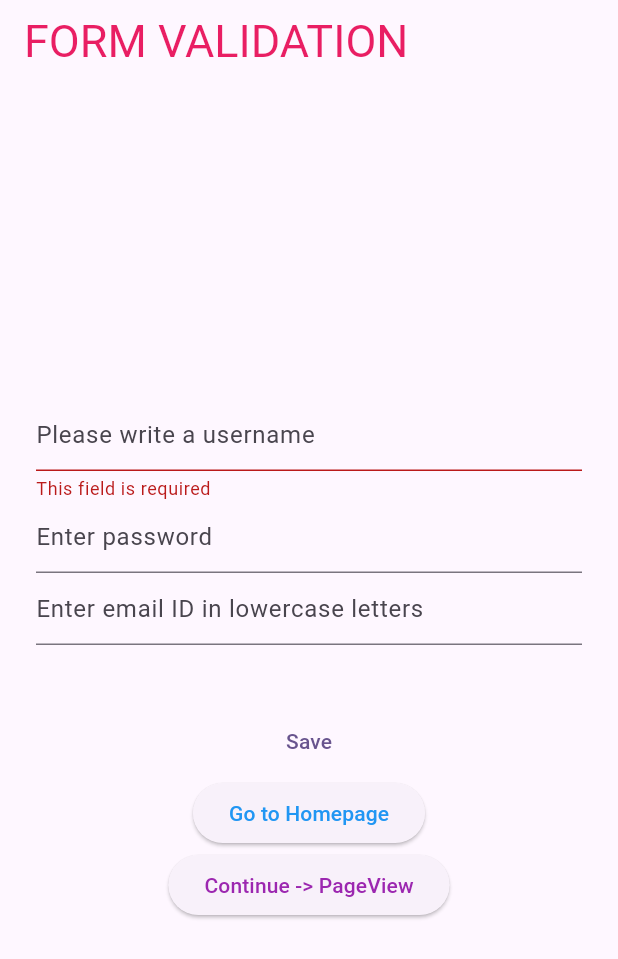
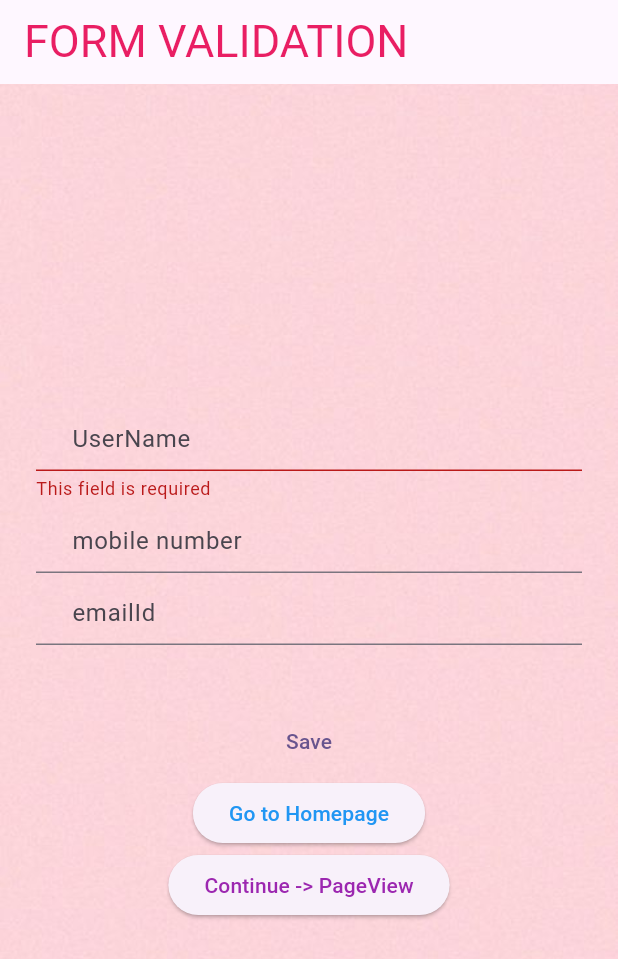
Before and after one commit to ramyarnw/flutter_training, a Flutter app: the screen it shows after launch, after a tap on "Save", on a phone screen of 412 x 824 dp. Shown: the top 959 px of the screen. Run offline on Flutter 3.47's test engine with Material 3 defaults, Android fonts, the phone set to English and light mode, and no system bars.

Commit message:
Component practice updated

```diff
--- a/lib/main.dart
+++ b/lib/main.dart
@@ -1,8 +1,8 @@
 import 'package:flutter/material.dart';
 import 'package:flutter_training/stateful_widget/color_change.dart';
 import 'package:flutter_training/stateful_widget/form.dart';
-import 'package:flutter_training/stateful_widget/form_validation.dart';
-import 'package:flutter_training/stateless_widgets/colors.dart';
+import 'stateful_widget/form_validation.dart';
+import 'stateless_widgets/colors.dart';
 import 'package:flutter_training/stateless_widgets/login_page.dart';
 import 'package:flutter_training/stateless_widgets/signup_page.dart';
 import 'package:flutter_training/stateless_widgets/user_details.dart';
--- a/lib/stateful_widget/form_validation.dart
+++ b/lib/stateful_widget/form_validation.dart
@@ -1,26 +1,12 @@
 import 'package:flutter/material.dart';
-import 'package:flutter/cupertino.dart';
-import 'package:flutter_training/main.dart';
-import 'package:flutter_training/stateful_widget/home_page.dart';
-import 'package:flutter_training/stateful_widget/page_view.dart';
+
+import '../main.dart';
+import '../widget/text_form_field.dart';
+import 'page_view.dart';
 
 /// Flutter code sample for [TextFormField].
 
 const Duration kFakeHttpRequestDuration = Duration(seconds: 3);
-
-/*void main() => runApp(const TextFormFieldExampleApp());
-
-class TextFormFieldExampleApp extends StatelessWidget {
-  const TextFormFieldExampleApp({super.key});
-
-  @override
-  Widget build(BuildContext context) {
-    return const MaterialApp(
-      home: TextFormFieldExample(),
-    );
-  }
-}
-*/
 
 class TextFormFieldExample extends StatefulWidget {
   const TextFormFieldExample({super.key});
@@ -30,24 +16,26 @@ class TextFormFieldExample extends StatefulWidget {
 }
 
 class _TextFormFieldExampleState extends State<TextFormFieldExample> {
-  final TextEditingController controller = TextEditingController();
-  final TextEditingController controller1 = TextEditingController();
-  final TextEditingController controller2 = TextEditingController();
+  final TextEditingController controllerUserName = TextEditingController();
+  final TextEditingController controllerMobile = TextEditingController();
+  final TextEditingController controllerEmail = TextEditingController();
   final GlobalKey<FormState> formKey = GlobalKey<FormState>();
   String? forceErrorText;
   bool isLoading = false;
 
   @override
   void dispose() {
-    controller.dispose();
-    super.dispose();
+    controllerUserName.dispose();
+    controllerMobile.dispose();
+    controllerEmail.dispose();
+
   }
 
-  String? validator(String? value) {
+  String? validateUserName(String? value) {
     if (value == null || value.isEmpty) {
       return 'This field is required';
     }
-    if (value.length != value.replaceAll(' ', '').length) {
+    if (value.contains(' ')) {
       return 'Username must not contain any spaces';
     }
     if (int.tryParse(value[0]) != null) {
@@ -60,33 +48,23 @@ class _TextFormFieldExampleState extends State<TextFormFieldExample> {
   }
 
   String? validateMobile(String? value) {
-    const pattern = r'(^(?:[+0]9)?[0-9]{10,12}$)';
-    final regex = RegExp(pattern);
+    const String pattern = r'(^(?:[+0]9)?[0-9]{10,12}$)';
+    final RegExp regex = RegExp(pattern);
 
     return value!.isNotEmpty && !regex.hasMatch(value)
         ? 'Enter mobile number'
         : null;
   }
 
-  /*RegExp regExp = new RegExp(pattern);
-    if (value.length == 0) {
-      return 'Please enter mobile number';
-    }
-    else if (!regExp.hasMatch(value)) {
-      return 'Please enter valid mobile number';
-    }
-    return null;
-  }*/
-
   String? validateEmail(String? value) {
-    const pattern = r"(?:[a-z0-9!#$%&'*+/=?^_`{|}~-]+(?:\.[a-z0-9!#$%&'"
+    const String pattern = r"(?:[a-z0-9!#$%&'*+/=?^_`{|}~-]+(?:\.[a-z0-9!#$%&'"
         r'*+/=?^_`{|}~-]+)*|"(?:[\x01-\x08\x0b\x0c\x0e-\x1f\x21\x23-\x5b\x5d-'
         r'\x7f]|\\[\x01-\x09\x0b\x0c\x0e-\x7f])*")@(?:(?:[a-z0-9](?:[a-z0-9-]*'
         r'[a-z0-9])?\.)+[a-z0-9](?:[a-z0-9-]*[a-z0-9])?|\[(?:(?:(2(5[0-5]|[0-4]'
         r'[0-9])|1[0-9][0-9]|[1-9]?[0-9]))\.){3}(?:(2(5[0-5]|[0-4][0-9])|1[0-9]'
         r'[0-9]|[1-9]?[0-9])|[a-z0-9-]*[a-z0-9]:(?:[\x01-\x08\x0b\x0c\x0e-\x1f\'
         r'x21-\x5a\x53-\x7f]|\\[\x01-\x09\x0b\x0c\x0e-\x7f])+)\])';
-    final regex = RegExp(pattern);
+    final RegExp regex = RegExp(pattern);
 
     return value!.isNotEmpty && !regex.hasMatch(value)
         ? 'Enter a valid email address'
@@ -111,7 +89,8 @@ class _TextFormFieldExampleState extends State<TextFormFieldExample> {
     }
 
     setState(() => isLoading = true);
-    final String? errorText = await validateUsernameFromServer(controller.text);
+    final String? errorText =
+        await validateUsernameFromServer(controllerUserName.text);
 
     if (context.mounted) {
       setState(() => isLoading = false);
@@ -126,15 +105,29 @@ class _TextFormFieldExampleState extends State<TextFormFieldExample> {
 
   @override
   Widget build(BuildContext context) {
-    return Scaffold(
+    return Stack(
+      // <-- STACK AS THE SCAFFOLD PARENT
+      children: <Widget>[
+        Container(
+          width: MediaQuery.of(context).size.width,
+          height: MediaQuery.of(context).size.height,
+          decoration: const BoxDecoration(
+               image: DecorationImage(
+                image: AssetImage("assets/images/solid_image.jpg"),
+              //<-- BACKGROUND IMAGE
+                fit: BoxFit.cover,
+              ),
+              ),
+        ),
+        Scaffold(
+            backgroundColor: Colors.transparent,
             appBar: AppBar(
-          title: Text(
+              title: const Text(
                 'FORM VALIDATION',
                 style: TextStyle(color: Colors.pink, fontSize: 30),
               ),
             ),
-        body: Container(
-          child: Padding(
+            body: Padding(
               padding: const EdgeInsets.symmetric(horizontal: 24.0),
               child: Center(
                 child: Form(
@@ -142,33 +135,71 @@ class _TextFormFieldExampleState extends State<TextFormFieldExample> {
                   child: Column(
                     mainAxisAlignment: MainAxisAlignment.center,
                     children: <Widget>[
-                    TextFormField(
-                      forceErrorText: forceErrorText,
-                      controller: controller,
-                      decoration: const InputDecoration(
-                        hintText: 'Please write a username',
+                       AppTextFormField(
+                        hintText: 'UserName',
+                        validator: validateUserName,
+                         controller: controllerUserName, onChanged: ( String ) {
+                           return null;
+                           },
                       ),
-                      validator: validator,
-                      onChanged: onChanged,
+                      AppTextFormField(
+                        hintText: 'mobile number',
+                        iconColor: Colors.red,
+                        validator: validateMobile,
+                        controller: controllerMobile, onChanged: (String ) {
+                          return null;
+                          },
                       ),
-                    TextFormField(
-                      forceErrorText: forceErrorText,
-                      controller: controller2,
-                      decoration: const InputDecoration(
-                        hintText: 'Enter password',
+                      AppTextFormField(
+                        hintText: 'emailId',
+                        //obscure: true,
+                        validator: validateEmail,
+                        controller: controllerEmail, onChanged: (String ) {
+                          return null;
+                          },
                       ),
-                      validator: validateMobile,
-                      onChanged: onChanged,
-                    ),
-                    TextFormField(
-                      forceErrorText: forceErrorText,
-                      controller: controller1,
-                      decoration: const InputDecoration(
-                        hintText: 'Enter email ID in lowercase letters',
-                      ),
-                      validator: validateEmail,
-                      onChanged: onChanged,
-                    ),
+                      // TextFormField(
+                      //   forceErrorText: forceErrorText,
+                      //   controller: controller,
+                      //   decoration: InputDecoration(
+                      //     fillColor: Colors.grey,
+                      //     focusedBorder: OutlineInputBorder(
+                      //       borderSide: const BorderSide(color: Colors.red),
+                      //       borderRadius: BorderRadius.circular(10.0),
+                      //     ),
+                      //     hintText: 'Please write a username',
+                      //   ),
+                      //   c: validator,
+                      //   onChanged: onChanged,
+                      // ),
+                      // TextFormField(
+                      //   forceErrorText: forceErrorText,
+                      //   controller: controller2,
+                      //   decoration: InputDecoration(
+                      //     fillColor: Colors.grey,
+                      //     focusedBorder: OutlineInputBorder(
+                      //       borderSide: const BorderSide(color: Colors.red),
+                      //       borderRadius: BorderRadius.circular(10.0),
+                      //     ),
+                      //     hintText: 'Enter password',
+                      //   ),
+                      //   validator: validateMobile,
+                      //   onChanged: onChanged,
+                      // ),
+                      // TextFormField(
+                      //   forceErrorText: forceErrorText,
+                      //   controller: controller1,
+                      //   decoration: InputDecoration(
+                      //     fillColor: Colors.grey,
+                      //     focusedBorder: OutlineInputBorder(
+                      //       borderSide: const BorderSide(color: Colors.red),
+                      //       borderRadius: BorderRadius.circular(10.0),
+                      //     ),
+                      //     hintText: 'Enter email ID in lowercase letters',
+                      //   ),
+                      //   validator: validateEmail,
+                      //   onChanged: onChanged,
+                      // ),
                       const SizedBox(height: 40.0),
                       if (isLoading)
                         const CircularProgressIndicator()
@@ -179,26 +210,28 @@ class _TextFormFieldExampleState extends State<TextFormFieldExample> {
                         ),
                       ElevatedButton(
                         child: const Text(
-                        "Go to Homepage",
+                          'Go to Homepage',
                           style: TextStyle(color: Colors.blue),
                         ),
                         onPressed: () {
                           Navigator.push(
                             context,
                             MaterialPageRoute(
-                              builder: (context) => MyHomePage(Home: 'Home')),
+                                builder: (BuildContext context) =>
+                                    const MyHomePage(Home: 'Home')),
                           );
                         },
                       ),
                       ElevatedButton(
                         child: const Text(
-                        "Continue -> PageView",
+                          'Continue -> PageView',
                           style: TextStyle(color: Colors.purple),
                         ),
                         onPressed: () {
                           Navigator.push(
                             context,
-                          MaterialPageRoute(builder: (context) => PageView1()),
+                            MaterialPageRoute(
+                                builder: (BuildContext context) => PageView1()),
                           );
                         },
                       )
@@ -206,8 +239,9 @@ class _TextFormFieldExampleState extends State<TextFormFieldExample> {
                   ),
                 ),
               ),
-          ),
-        ));
+            ))
+      ],
+    );
   }
 }
 
--- a/lib/stateless_widgets/login_page.dart
+++ b/lib/stateless_widgets/login_page.dart
@@ -1,6 +1,7 @@
 import 'package:flutter/material.dart';
 import 'package:flutter_training/stateful_widget/page_view.dart';
 import 'package:flutter_training/stateless_widgets/signup_page.dart';
+import 'package:flutter_training/widget/text_form_field.dart';
 
 class LoginPage extends StatelessWidget {
   const LoginPage({super.key});
@@ -8,11 +9,11 @@ class LoginPage extends StatelessWidget {
   @override
   Widget build(BuildContext context) {
     return Stack(// <-- STACK AS THE SCAFFOLD PARENT
-        children: [
+        children: <Widget>[
       Container(
         width: MediaQuery.of(context).size.width,
         height: MediaQuery.of(context).size.height,
-        decoration: BoxDecoration(
+        decoration: const BoxDecoration(
           image: DecorationImage(
             image: AssetImage("assets/images/bgimage.jpg"),
             // <-- BACKGROUND IMAGE
@@ -51,25 +52,26 @@ class LoginPage extends StatelessWidget {
     ]);
   }
 
-  Column _header(context) {
+  Column _header(BuildContext context) {
     return const Column(
       children: [
         Text(
           'Welcome to NATIVEWIT TECH Page',
           style: TextStyle(fontSize: 30, fontWeight: FontWeight.bold),
         ),
-        Text("Enter your details to login"),
+        Text('Enter your details to login'),
       ],
     );
   }
 
-  Column _inputField(context) {
+  Column _inputField(BuildContext context) {
     return Column(
       crossAxisAlignment: CrossAxisAlignment.stretch,
       children: [
+
         TextField(
           decoration: InputDecoration(
-              hintText: "Username",
+              hintText: 'Username',
               border: OutlineInputBorder(
                   borderRadius: BorderRadius.circular(18),
                   borderSide: BorderSide.none),
@@ -80,7 +82,7 @@ class LoginPage extends StatelessWidget {
         const SizedBox(height: 10),
         TextField(
           decoration: InputDecoration(
-            hintText: "Password",
+            hintText: 'Password',
             border: OutlineInputBorder(
                 borderRadius: BorderRadius.circular(18),
                 borderSide: BorderSide.none),
@@ -101,7 +103,7 @@ class LoginPage extends StatelessWidget {
             backgroundColor: Colors.greenAccent,
           ),
           child: const Text(
-            "Login",
+            'Login',
             style: TextStyle(fontSize: 20),
           ),
         )
@@ -109,30 +111,30 @@ class LoginPage extends StatelessWidget {
     );
   }
 
-  TextButton _forgotPassword(context) {
+  TextButton _forgotPassword(BuildContext context) {
     return TextButton(
       onPressed: () {},
       child: const Text(
-        "Forgot password?",
+        'Forgot password?',
         style: TextStyle(color: Colors.purple),
       ),
     );
   }
 
-  Row _signup(context) {
+  Row _signup(BuildContext context) {
     return Row(
       mainAxisAlignment: MainAxisAlignment.center,
       children: [
-        const Text("Dont have an account? "),
+        const Text('Dont have an account? '),
         TextButton(
           child: const Text(
-            "Sign Up",
+            'Sign Up',
             style: TextStyle(color: Colors.blue),
           ),
           onPressed: () {
             Navigator.push(
               context,
-              MaterialPageRoute(builder: (context) => const SignupPage()),
+              MaterialPageRoute(builder: (BuildContext context) => const SignupPage()),
             );
           },
         )
--- /dev/null
+++ b/lib/widget/text_form_field.dart
@@ -0,0 +1,44 @@
+import 'package:flutter/material.dart';
+
+class AppTextFormField extends StatelessWidget {
+   const AppTextFormField({
+    super.key,
+    required this.hintText,
+    this.iconColor,
+    this.obscure = false,
+    this.forceErrorText,
+    this.validator, required this.controller, required this.onChanged,
+  });
+
+  final String hintText;
+  final Color? iconColor;
+  final bool obscure;
+  final String? forceErrorText;
+  final String? Function(String?)? validator;
+  final String? Function(String?)? onChanged;
+
+final TextEditingController controller;
+  @override
+  Widget build(BuildContext context) {
+
+    return TextFormField(
+      obscureText: obscure,
+      forceErrorText: forceErrorText,
+     validator: validator,
+     controller: controller,
+      onChanged: onChanged,
+      decoration: InputDecoration(
+        hintText: hintText,
+        fillColor: Colors.pink,
+        prefix: Icon(
+          Icons.add,
+          color: iconColor,
+        ),
+        focusedBorder: OutlineInputBorder(
+          borderSide: const BorderSide(color: Colors.yellow),
+          borderRadius: BorderRadius.circular(10.0),
+        ),
+      ),
+    );
+  }
+}
```
Also changed, not shown: assets/images/form_valid_image.jpg (added), assets/images/solid_image.jpg (added). Lines whose indentation alone changed are shown as unchanged.
